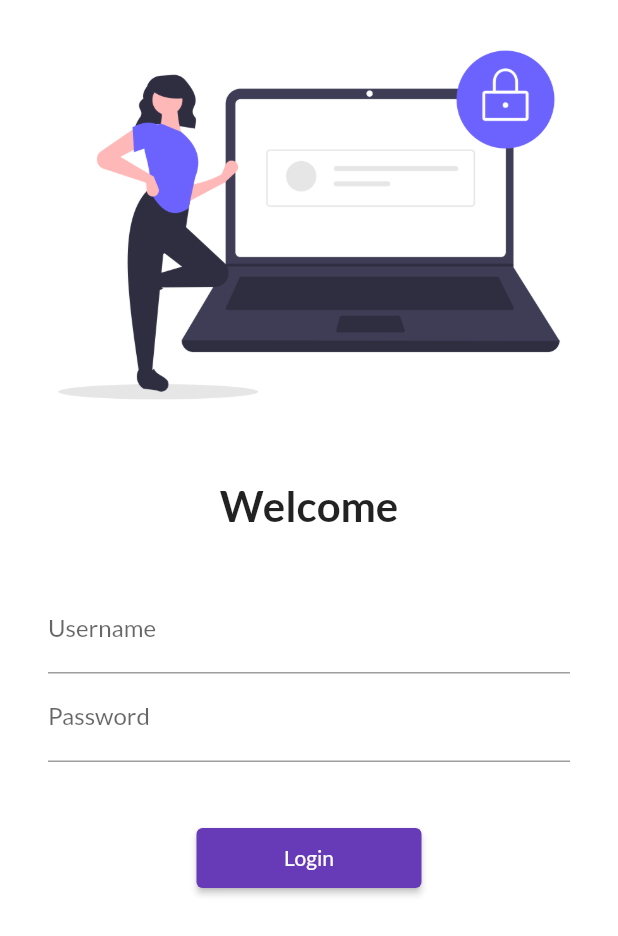
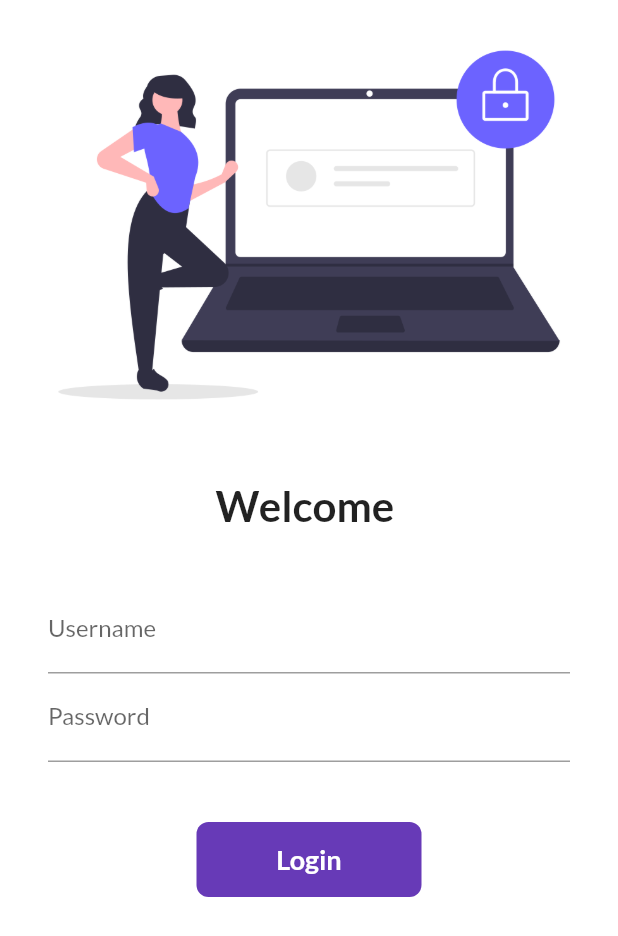
Before and after one commit to Jabidgithub/30_days_of_flutter_again, a Flutter app: the screen it shows after launch, on a phone screen of 412 x 824 dp. Shown: the top 936 px of the screen. Run offline on Flutter 3.47's test engine with Material 2 defaults, Android fonts, the phone set to English and light mode, and no system bars; our stand-ins replace google_fonts.

Commit message:
Day 6 Completed

```diff
--- a/lib/pages/loginpage.dart
+++ b/lib/pages/loginpage.dart
@@ -2,8 +2,16 @@ import 'package:flutter/material.dart';
 import 'package:flutter_application_1/pages/home_page.dart';
 import '../utils/routes.dart';
 
-class LoginPage extends StatelessWidget {
+class LoginPage extends StatefulWidget {
   const LoginPage({super.key});
+
+  @override
+  State<LoginPage> createState() => _LoginPageState();
+}
+
+class _LoginPageState extends State<LoginPage> {
+  String name = "";
+  bool changeButton = false;
 
   @override
   Widget build(BuildContext context) {
@@ -21,7 +29,7 @@ class LoginPage extends StatelessWidget {
               height: 20.0,
             ),
             Text(
-              "Welcome",
+              "Welcome $name",
               style: TextStyle(
                 fontSize: 28,
                 fontWeight: FontWeight.bold,
@@ -40,6 +48,11 @@ class LoginPage extends StatelessWidget {
                       hintText: "Enter username",
                       labelText: "Username",
                     ),
+                    onChanged: (value) {
+                      name = value;
+
+                      setState(() {});
+                    },
                   ),
                   TextFormField(
                     obscureText: true,
@@ -51,13 +64,46 @@ class LoginPage extends StatelessWidget {
                   SizedBox(
                     height: 40.0,
                   ),
-                  ElevatedButton(
-                    onPressed: () {
+                  InkWell(
+                    onTap: () async {
+                      setState(() {
+                        changeButton = true;
+                      });
+                      await Future.delayed(Duration(seconds: 1));
                       Navigator.pushNamed(context, MyRoutes.homeRoute);
                     },
-                    child: Text("Login"),
-                    style: TextButton.styleFrom(minimumSize: Size(150, 40)),
-                  )
+                    child: AnimatedContainer(
+                      duration: Duration(seconds: 1),
+                      width: changeButton ? 50 : 150,
+                      height: 50,
+                      alignment: Alignment.center,
+                      child: changeButton
+                          ? Icon(
+                              Icons.done,
+                              color: Colors.white,
+                            )
+                          : Text(
+                              "Login",
+                              style: TextStyle(
+                                color: Colors.white,
+                                fontWeight: FontWeight.bold,
+                                fontSize: 18.0,
+                              ),
+                            ),
+                      decoration: BoxDecoration(
+                        color: Colors.deepPurple,
+                        borderRadius:
+                            BorderRadius.circular(changeButton ? 50 : 8),
+                      ),
+                    ),
+                  ),
+                  // ElevatedButton(
+                  //   onPressed: () {
+                  //     Navigator.pushNamed(context, MyRoutes.homeRoute);
+                  //   },
+                  //   child: Text("Login"),
+                  //   style: TextButton.styleFrom(minimumSize: Size(150, 40)),
+                  // )
                 ],
               ),
             ),
```
